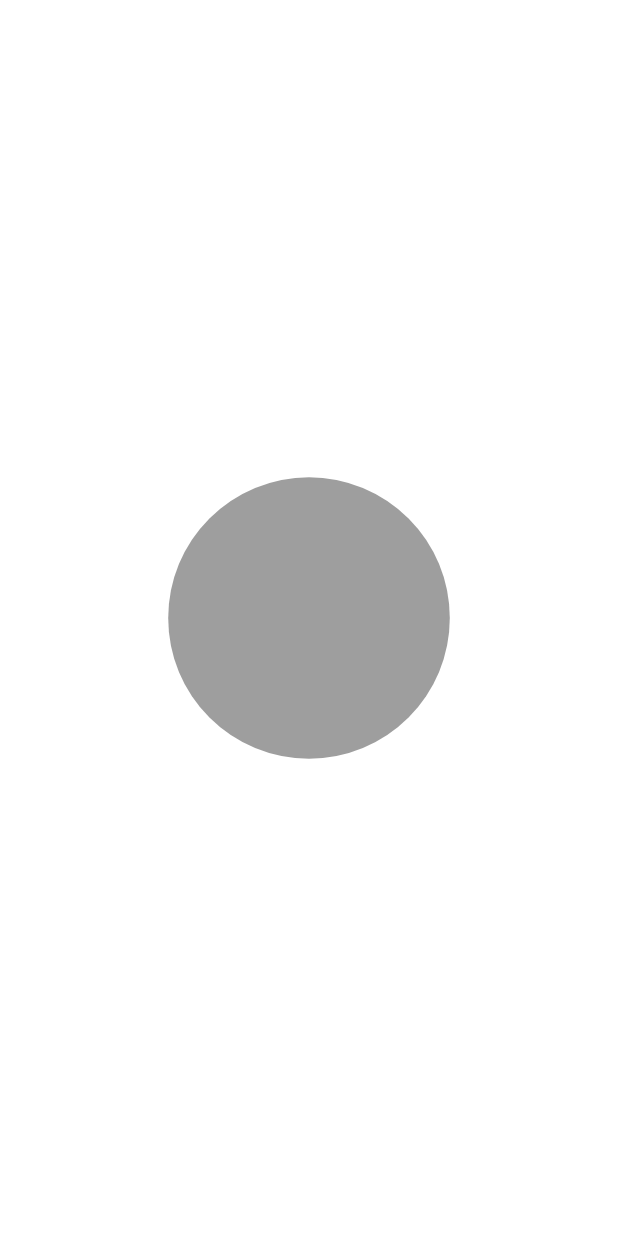
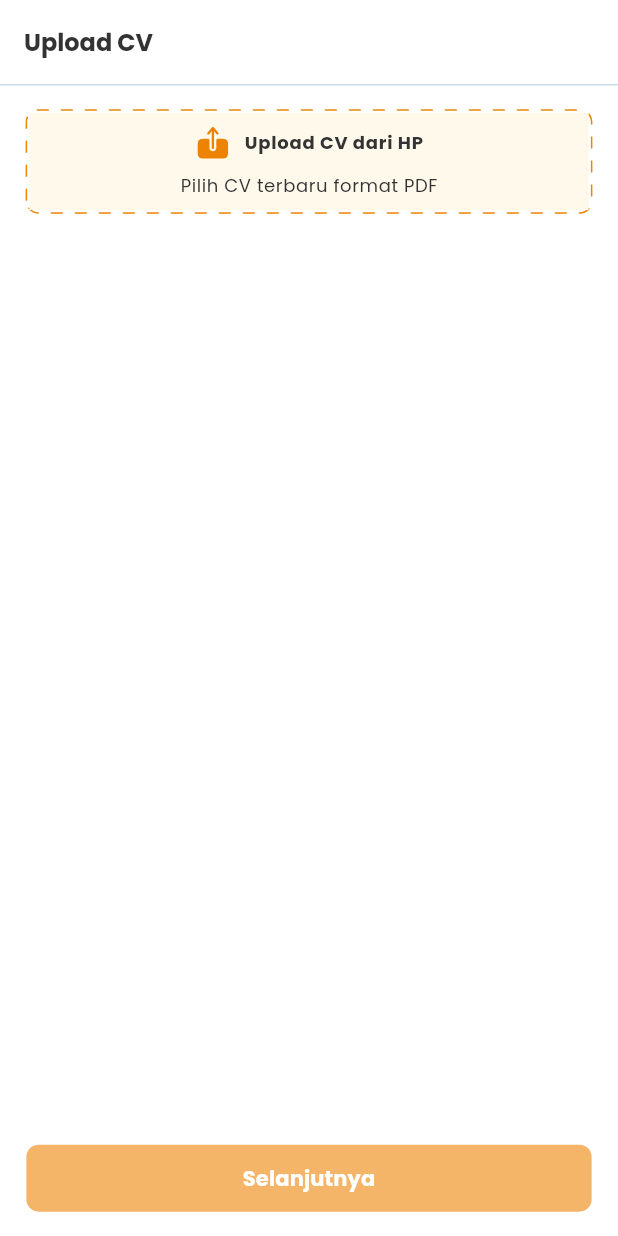
Before and after one commit to Niebll/myCareer, a Flutter app: the first screen one second after launch, on a phone screen of 412 x 824 dp. Run offline on Flutter 3.47's test engine with Material 3 defaults, Android fonts, the light colour scheme and no system bars; drawn by our look-alikes of dotted_border; our stand-ins replace dropdown_button2, file_picker, flutter_screenutil, flutter_svg, google_fonts, image_picker and 1 more; missing offline and left inert: flutter_floating_bottom_bar.

Commit message:
[NR] feat: auth slicing complete + some components logic

```diff
--- a/lib/core/custom_widgets/custom_button_widget.dart
+++ b/lib/core/custom_widgets/custom_button_widget.dart
@@ -5,11 +5,13 @@ import 'package:mycareer_new/core/theme/color_value.dart';
 class CustomButtonWidget extends StatefulWidget {
   final String label;
   final Function() onPressed;
+  Color color;
 
-  const CustomButtonWidget({
+  CustomButtonWidget({
     super.key,
     required this.label,
     required this.onPressed,
+    this.color = ColorValue.secondary90Color,
   });
 
   @override
@@ -26,7 +28,7 @@ class _CustomButtonWidgetState extends State<CustomButtonWidget> {
         width: double.infinity,
         height: 44.h,
         decoration: BoxDecoration(
-          color: ColorValue.secondary90Color,
+          color: widget.color,
           borderRadius: BorderRadius.circular(8.r),
         ),
         child: Center(child: Text(widget.label, style: textTheme.labelLarge)),
--- a/lib/core/theme/app_theme.dart
+++ b/lib/core/theme/app_theme.dart
@@ -52,7 +52,7 @@ class AppThemeData {
           backgroundColor: ColorValue.primary90Color,
           minimumSize: Size(double.infinity, 50.h),
           shape: RoundedRectangleBorder(
-            borderRadius: BorderRadius.circular(7.5.r),
+            borderRadius: BorderRadius.circular(8.r),
           ),
           textStyle: GoogleFonts.poppins(
             color: Colors.white,
@@ -113,6 +113,12 @@ class AppThemeData {
           borderSide: BorderSide(color: ColorValue.primary90Color),
           borderRadius: BorderRadius.circular(8.r),
         ),
+        activeIndicatorBorder: BorderSide(color: ColorValue.primary90Color),
+        outlineBorder: BorderSide(color: ColorValue.primary90Color),
+        focusedErrorBorder: OutlineInputBorder(
+          borderSide: BorderSide(color: ColorValue.primary90Color),
+          borderRadius: BorderRadius.circular(8.r),
+        ),
       ),
     );
   }
--- a/lib/core/theme/color_value.dart
+++ b/lib/core/theme/color_value.dart
@@ -4,6 +4,7 @@ class ColorValue {
   static const Color primary90Color = Color(0XFF024CAA);
   static Color primary20Color = Color(0xFF024CAA).withOpacity(0.2);
   static const Color secondary90Color = Color(0XFFEC8305);
+  static Color secondary60Color = Color(0XFFEC8305).withOpacity(0.6);
   static const Color secondary20Color = Color(0XFFFFF9EB);
   static const Color netralColor = Color(0XFF333333);
   static const Color redColor = Color(0XFFE91919);
--- /dev/null
+++ b/lib/features/auth/page/register/upload_cv.dart
@@ -0,0 +1,197 @@
+import 'package:dotted_border/dotted_border.dart';
+import 'package:file_picker/file_picker.dart';
+import 'package:flutter/material.dart';
+import 'package:flutter_screenutil/flutter_screenutil.dart';
+import 'package:flutter_svg/flutter_svg.dart';
+import 'package:intl/intl.dart';
+import 'package:mycareer_new/core/custom_widgets/custom_app_bar_widget.dart';
+import 'package:mycareer_new/core/custom_widgets/custom_button_widget.dart';
+import 'package:mycareer_new/core/nav/nav.dart';
+import 'package:mycareer_new/core/theme/color_value.dart';
+import 'package:mycareer_new/features/auth/page/register/register_end.dart';
+
+class UploadCvPage extends StatefulWidget {
+  const UploadCvPage({Key? key}) : super(key: key);
+
+  @override
+  State<UploadCvPage> createState() => _UploadCvPageState();
+}
+
+class _UploadCvPageState extends State<UploadCvPage> {
+  bool isFileSelected = false;
+  String fileName = "";
+  String fileSize = "";
+  String filePath = "";
+  String dateNow = DateFormat("d/M/yyyy").format(DateTime.now());
+
+  Future<void> pickPDF() async {
+    FilePickerResult? result = await FilePicker.platform.pickFiles(
+      type: FileType.custom,
+      allowedExtensions: ['pdf'],
+      allowMultiple: false,
+    );
+
+    if (result != null && result.files.isNotEmpty) {
+      String fileName = result.files.single.name; // Get file name
+      String filePath = result.files.single.path!; // Get file path
+      String fileSize = result.files.single.size.toString(); // Get file size
+      print("File Name: $fileName");
+      print("File Path: $filePath");
+
+      // Get file size in KB
+      int sizeInBytes = result.files.single.size;
+      double sizeInKB = sizeInBytes / 1024;
+      String formattedSize = "${sizeInKB.toStringAsFixed(1)}KB";
+
+      setState(() {
+        isFileSelected = true;
+        this.fileName = fileName;
+        this.fileSize = formattedSize;
+        this.filePath = filePath;
+      });
+
+      // Update UI by setting fileName in state
+    } else {
+      print("User canceled the picker");
+    }
+  }
+
+  @override
+  Widget build(BuildContext context) {
+    final TextTheme textTheme = Theme.of(context).textTheme;
+    return Scaffold(
+      appBar: CustomAppBarWidget(title: "Upload CV"),
+      body: Padding(
+        padding: EdgeInsets.symmetric(horizontal: 16.0.w),
+        child: Column(
+          children: [
+            SizedBox(height: 16.h),
+            GestureDetector(
+              onTap: pickPDF,
+              child: DottedBorder(
+                dashPattern: [8, 8],
+                color: ColorValue.secondary90Color,
+                radius: Radius.circular(8.r),
+
+                borderType: BorderType.RRect,
+                child: Container(
+                  padding: EdgeInsets.all(8.h),
+                  width: double.infinity,
+                  decoration: BoxDecoration(color: ColorValue.secondary20Color),
+                  child: Column(
+                    crossAxisAlignment: CrossAxisAlignment.center,
+                    children: [
+                      Row(
+                        mainAxisAlignment: MainAxisAlignment.center,
+                        children: [
+                          SvgPicture.asset(
+                            "assets/icons/card_upload.svg",
+                            height: 24.h,
+                            width: 24.h,
+                          ),
+                          SizedBox(width: 8.w),
+                          Text("Upload CV dari HP", style: textTheme.bodyLarge),
+                        ],
+                      ),
+                      SizedBox(height: 8.h),
+                      Text(
+                        "Pilih CV terbaru format PDF",
+                        style: textTheme.bodySmall,
+                      ),
+                    ],
+                  ),
+                ),
+              ),
+            ),
+            SizedBox(height: 32.h),
+
+            isFileSelected
+                ? Column(
+                  crossAxisAlignment: CrossAxisAlignment.start,
+                  children: [
+                    Text("Berhasil diupload", style: textTheme.bodyLarge),
+                    SizedBox(height: 8.h),
+                    DottedBorder(
+                      dashPattern: [8, 8],
+                      color: ColorValue.primary90Color,
+                      radius: Radius.circular(8.r),
+                      borderType: BorderType.RRect,
+                      child: Container(
+                        padding: EdgeInsets.all(8.h),
+                        width: double.infinity,
+                        decoration: BoxDecoration(
+                          color: ColorValue.primary20Color,
+                        ),
+                        child: Row(
+                          crossAxisAlignment: CrossAxisAlignment.center,
+                          mainAxisAlignment: MainAxisAlignment.start,
+                          children: [
+                            SvgPicture.asset(
+                              "assets/icons/card_file.svg",
+                              height: 24.h,
+                              width: 24.h,
+                            ),
+                            SizedBox(width: 8.w),
+                            Column(
+                              crossAxisAlignment: CrossAxisAlignment.start,
+                              children: [
+                                Text(fileName, style: textTheme.bodyLarge),
+                                Row(
+                                  children: [
+                                    Text(fileSize, style: textTheme.bodySmall),
+                                    SizedBox(width: 14.w),
+                                    Container(
+                                      height: 4.h,
+                                      width: 4.h,
+                                      decoration: BoxDecoration(
+                                        color: Colors.black,
+                                        shape: BoxShape.circle,
+                                      ),
+                                    ),
+                                    SizedBox(width: 14.w),
+                                    Text(dateNow,style: textTheme.bodySmall ),
+                                  ],
+                                ),
+                              ],
+                            ),
+                            Spacer(),
+                            GestureDetector(
+                              onTap: () {
+                                setState(() {
+                                  isFileSelected = false;
+                                });
+                              },
+                              child: SvgPicture.asset(
+                                "assets/icons/card_trash.svg",
+                                height: 24.h,
+                                width: 24.h,
+                              ),
+                            ),
+                          ],
+                        ),
+                      ),
+                    ),
+                  ],
+                )
+                : Container(),
+            Spacer(),
+            isFileSelected
+                ? CustomButtonWidget(
+                    label: "Selanjutnya",
+                    onPressed: () {
+                      Nav.to(context, RegisterEndPage());
+                    },
+                  )
+                :
+            CustomButtonWidget(
+              label: "Selanjutnya",
+              color: ColorValue.secondary60Color,
+              onPressed: () {},
+            ),
+            SizedBox(height: 16.h),
+          ],
+        ),
+      ),
+    );
+  }
+}
--- a/lib/main.dart
+++ b/lib/main.dart
@@ -2,7 +2,9 @@ import 'package:flutter/material.dart';
 import 'package:flutter/services.dart';
 import 'package:flutter_screenutil/flutter_screenutil.dart';
 import 'package:mycareer_new/features/auth/page/login/login.dart';
+import 'package:mycareer_new/features/auth/page/register/pengalaman_kerja_detail.dart';
 import 'package:mycareer_new/features/auth/page/register/register.dart';
+import 'package:mycareer_new/features/auth/page/register/upload_cv.dart';
 import 'package:mycareer_new/features/on_boarding/page/on_boarding.dart';
 import 'package:mycareer_new/features/splash_screen/page/splash_screen.dart';
 
@@ -12,10 +14,12 @@ import 'core/theme/app_theme.dart';
 void main() {
   WidgetsFlutterBinding.ensureInitialized();
   // Mengatur status bar agar transparan
-  SystemChrome.setSystemUIOverlayStyle(SystemUiOverlayStyle(
-    statusBarColor: Colors.transparent, // Status bar transparan
-    statusBarIconBrightness: Brightness.dark, // Icon status bar gelap
-  ));
+  SystemChrome.setSystemUIOverlayStyle(
+    SystemUiOverlayStyle(
+      statusBarColor: Colors.transparent, // Status bar transparan
+      statusBarIconBrightness: Brightness.dark, // Icon status bar gelap
+    ),
+  );
 
   runApp(const MyApp());
 }
@@ -41,7 +45,7 @@ class MyApp extends StatelessWidget {
           home: child,
         );
       },
-      child: const SplashScreenPage(),
+      child: UploadCvPage(),
     );
   }
 }
--- a/pubspec.yaml
+++ b/pubspec.yaml
@@ -46,6 +46,8 @@ dependencies:
   image_picker: ^1.1.2
   intl: ^0.20.2
   dropdown_button2: ^2.3.9
+  dotted_border: ^2.1.0
+  file_picker: ^9.0.2
 
 dev_dependencies:
   flutter_test:
```
Also changed, not shown: lib/core/custom_widgets/custom_tips_card_widget.dart (added, +29 -0 lines), lib/features/auth/page/register/bidang_kerja.dart (added, +145 -0 lines), lib/features/auth/page/register/pendidikan_terakhir.dart (+9 -4 lines), lib/features/auth/page/register/pengalaman_kerja.dart (+2 -11 lines), lib/features/auth/page/register/pengalaman_kerja_detail.dart (+51 -7 lines), lib/features/auth/page/register/register_end.dart (added, +76 -0 lines), assets/icons/card_file.svg (added), assets/icons/card_trash.svg (added), assets/icons/card_upload.svg (added), assets/images/auth/register_end.svg (added), pubspec.lock, 1 other file.
